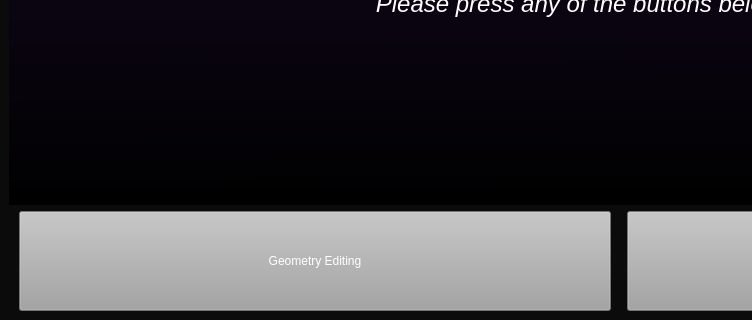
First picture: the form in GUI/MainWindow.ui, repository K3N-TR4N/Project-Edge-Blending, before the edit; both pictures show x 0 to 752 and y 446 to 766 of the 1237 by 766 pixel window.
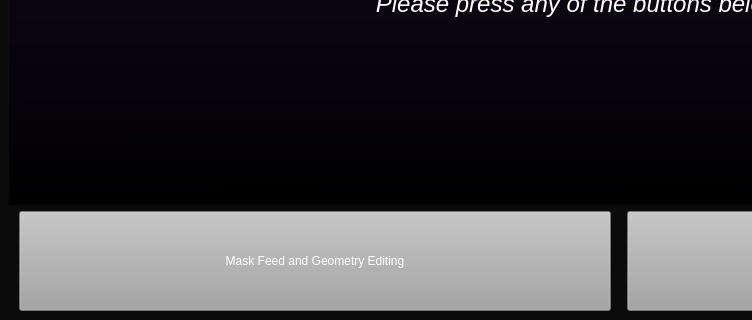
Second picture: the form after the edit.

Patch:
```diff
--- a/GUI/MainWindow.ui
+++ b/GUI/MainWindow.ui
@@ -98,7 +98,7 @@
 }</string>
             </property>
             <property name="text">
-             <string>Geometry Editing</string>
+             <string>Mask Feed and Geometry Editing</string>
             </property>
             <attribute name="buttonGroup">
              <string notr="true">buttonGroup</string>
```
